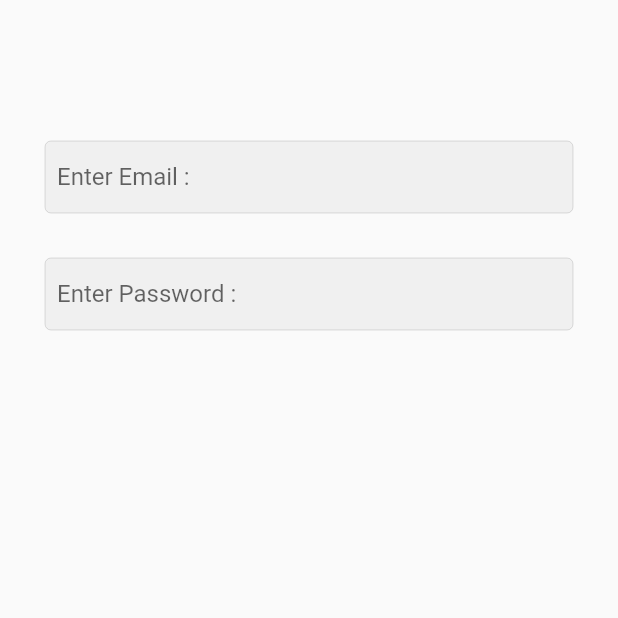
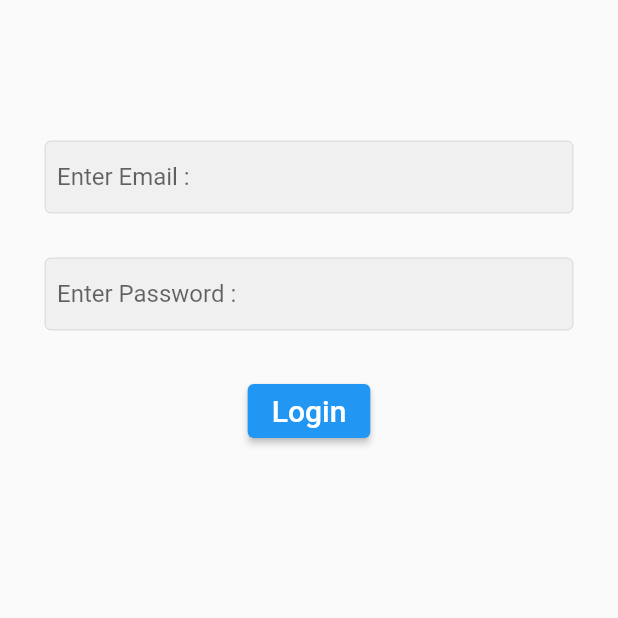
Before and after one commit to Abdallah1Habib/project2_mobile_programming, a Flutter app: the screen it shows after launch, on a phone screen of 412 x 824 dp, the top half of it. Run offline on Flutter 3.47's test engine with Material 2 defaults, Android fonts, the phone set to English and light mode, and no system bars.

Commit message:
created a button to login the user

```diff
--- a/project1/lib/screens/login.dart
+++ b/project1/lib/screens/login.dart
@@ -1,3 +1,5 @@
+// ignore_for_file: prefer_const_constructors
+
 import 'package:flutter/material.dart';
 import 'package:flutter/src/widgets/framework.dart';
 import 'package:flutter/src/widgets/placeholder.dart';
@@ -11,7 +13,7 @@ class loginpage extends StatelessWidget {
     return Scaffold(
         body: Padding(
       padding: const EdgeInsets.all(30.0),
-      child: Column(children: const [
+      child: Column(children: [
         SizedBox(
           height: 64,
         ),
@@ -26,6 +28,12 @@ class loginpage extends StatelessWidget {
             pass: true,
             text: "Enter Password : ",
             inputtype: TextInputType.text),
+        SizedBox(
+          height: 30,
+        ),
+        ElevatedButton(
+            onPressed: () {},
+            child: Text("Login", style: TextStyle(fontSize: 20)))
       ]),
     ));
   }
```
Also changed, not shown: project1/lib/constants.dart (added).
